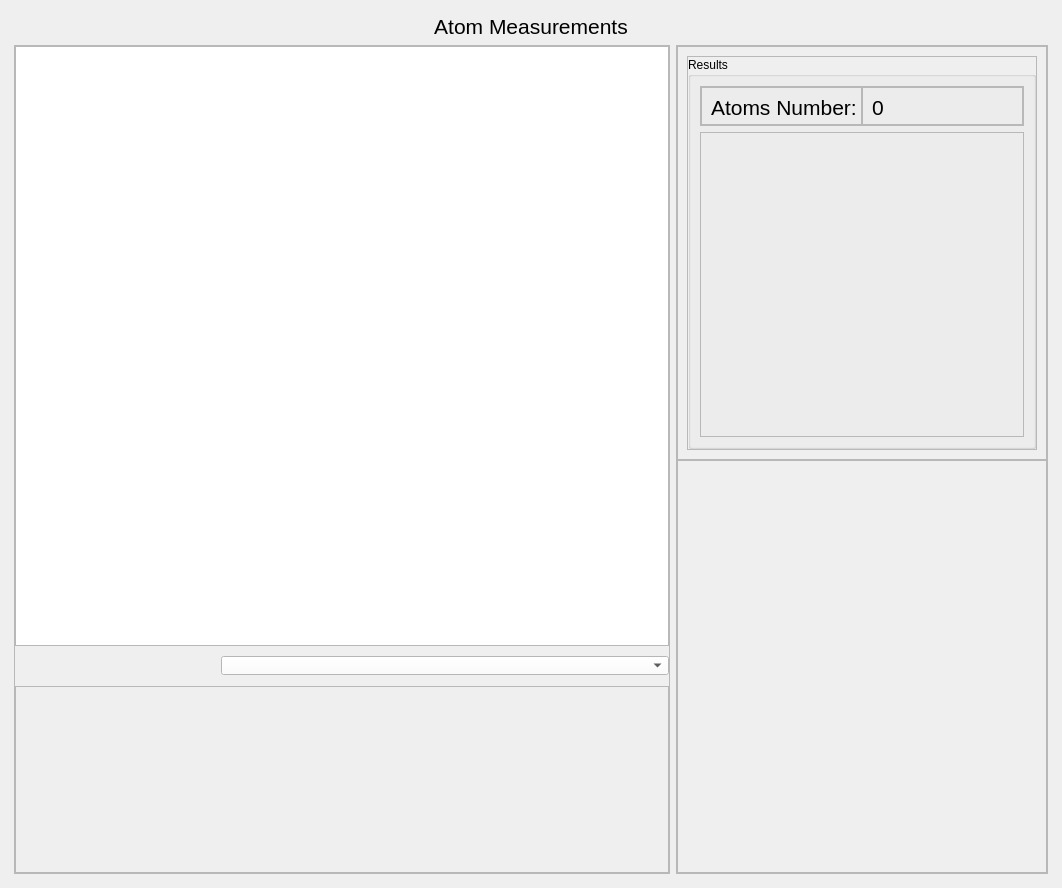
almogze/PSI, file gui/uis/pages/main_pages.ui: the form before one commit.
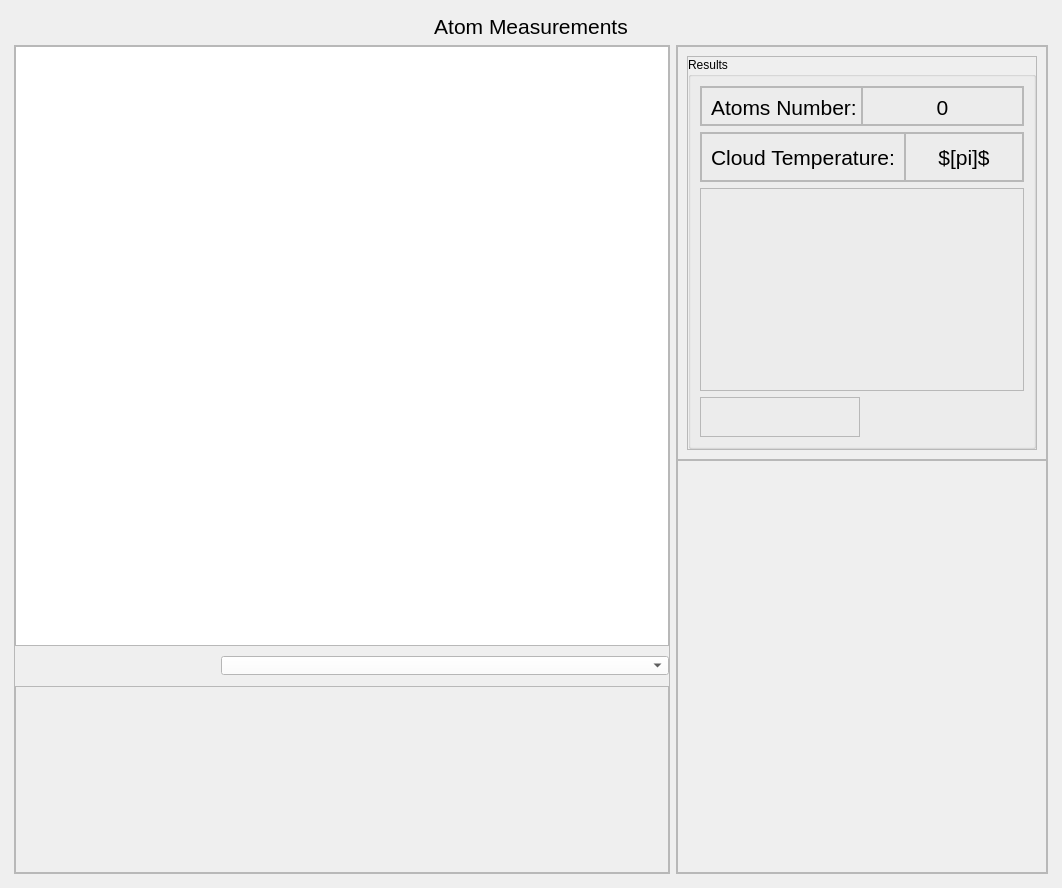
The form after the commit. The open tabs and pages were chosen to show the change. Custom widgets are drawn as their Qt base class.

```diff
--- a/gui/uis/pages/main_pages.ui
+++ b/gui/uis/pages/main_pages.ui
@@ -634,19 +634,108 @@
                              <rect>
                               <x>10</x>
                               <y>10</y>
-                              <width>101</width>
+                              <width>141</width>
                               <height>21</height>
                              </rect>
                             </property>
+                            <property name="layoutDirection">
+                             <enum>Qt::LeftToRight</enum>
+                            </property>
                             <property name="text">
                              <string>0</string>
                             </property>
+                            <property name="alignment">
+                             <set>Qt::AlignCenter</set>
+                            </property>
                            </widget>
                           </widget>
                          </item>
                         </layout>
                        </widget>
                       </item>
+                      <item>
+                       <widget class="QFrame" name="frame_44">
+                        <property name="maximumSize">
+                         <size>
+                          <width>16777215</width>
+                          <height>50</height>
+                         </size>
+                        </property>
+                        <property name="frameShape">
+                         <enum>QFrame::StyledPanel</enum>
+                        </property>
+                        <property name="frameShadow">
+                         <enum>QFrame::Raised</enum>
+                        </property>
+                        <layout class="QHBoxLayout" name="horizontalLayout_11">
+                         <property name="spacing">
+                          <number>0</number>
+                         </property>
+                         <property name="leftMargin">
+                          <number>0</number>
+                         </property>
+                         <property name="topMargin">
+                          <number>0</number>
+                         </property>
+                         <property name="rightMargin">
+                          <number>0</number>
+                         </property>
+                         <property name="bottomMargin">
+                          <number>0</number>
+                         </property>
+                         <item>
+                          <widget class="QFrame" name="frame_45">
+                           <property name="minimumSize">
+                            <size>
+                             <width>150</width>
+                             <height>0</height>
+                            </size>
+                           </property>
+                           <property name="frameShape">
+                            <enum>QFrame::StyledPanel</enum>
+                           </property>
+                           <property name="frameShadow">
+                            <enum>QFrame::Raised</enum>
+                           </property>
+                           <layout class="QVBoxLayout" name="verticalLayout_29">
+                            <item>
+                             <widget class="QLabel" name="label_13">
+                              <property name="text">
+                               <string>Cloud Temperature:</string>
+                              </property>
+                             </widget>
+                            </item>
+                           </layout>
+                          </widget>
+                         </item>
+                         <item>
+                          <widget class="QFrame" name="frame_46">
+                           <property name="frameShape">
+                            <enum>QFrame::StyledPanel</enum>
+                           </property>
+                           <property name="frameShadow">
+                            <enum>QFrame::Raised</enum>
+                           </property>
+                           <layout class="QVBoxLayout" name="verticalLayout_28">
+                            <item>
+                             <widget class="QLabel" name="label_atom_number_4">
+                              <property name="layoutDirection">
+                               <enum>Qt::LeftToRight</enum>
+                              </property>
+                              <property name="text">
+                               <string>$[pi]$</string>
+                              </property>
+                              <property name="alignment">
+                               <set>Qt::AlignCenter</set>
+                              </property>
+                             </widget>
+                            </item>
+                           </layout>
+                          </widget>
+                         </item>
+                        </layout>
+                       </widget>
+                      </item>
                       <item>
                        <widget class="QFrame" name="frame">
                         <property name="frameShape">
@@ -657,6 +746,23 @@
                         </property>
                        </widget>
                       </item>
+                      <item>
+                       <widget class="QFrame" name="frame_47">
+                        <property name="maximumSize">
+                         <size>
+                          <width>160</width>
+                          <height>40</height>
+                         </size>
+                        </property>
+                        <property name="frameShape">
+                         <enum>QFrame::StyledPanel</enum>
+                        </property>
+                        <property name="frameShadow">
+                         <enum>QFrame::Raised</enum>
+                        </property>
+                        <layout class="QHBoxLayout" name="calculate_atom_number_btn_layout"/>
+                       </widget>
+                      </item>
                      </layout>
                     </widget>
                    </item>
```
Left out of the diff: 6 changed lines with no effect on the pictures.
